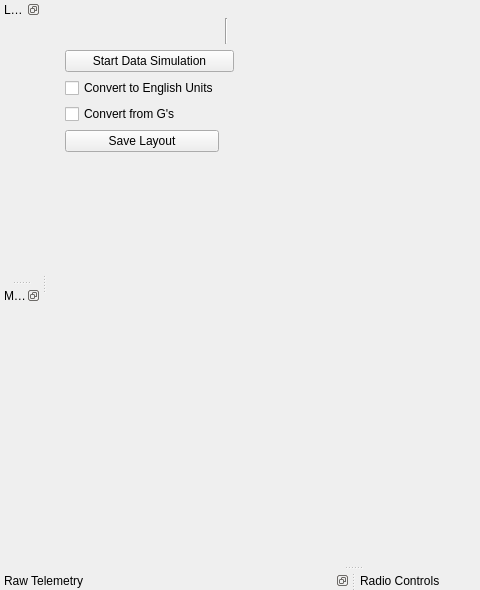
Qt form Frontend/Windows/MainWindow/mainwindow.ui (WPI-HPRC/groundstation-2025) before a commit; both pictures show x 0 to 480 and y 0 to 590 of the 705 by 590 pixel window.
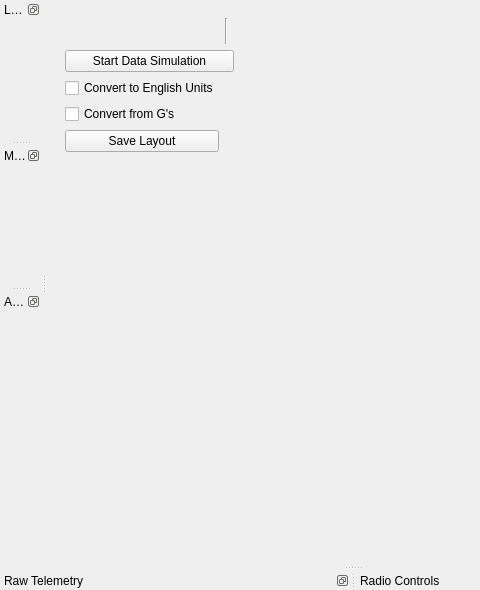
The same form after that commit. Custom widgets are drawn as their Qt base class.

The edit to the form file:
```diff
--- a/Frontend/Windows/MainWindow/mainwindow.ui
+++ b/Frontend/Windows/MainWindow/mainwindow.ui
@@ -356,6 +356,24 @@
     </layout>
    </widget>
   </widget>
+  <widget class="QDockWidget" name="dockWidget_9">
+   <property name="features">
+    <set>QDockWidget::DockWidgetFeature::DockWidgetFloatable|QDockWidget::DockWidgetFeature::DockWidgetMovable</set>
+   </property>
+   <property name="windowTitle">
+    <string>APRS</string>
+   </property>
+   <attribute name="dockWidgetArea">
+    <number>1</number>
+   </attribute>
+   <widget class="QWidget" name="dockWidgetContents_9">
+    <layout class="QGridLayout" name="gridLayout_11">
+     <item row="0" column="0">
+      <widget class="AprsWidget" name="AprsDisplay" native="true"/>
+     </item>
+    </layout>
+   </widget>
+  </widget>
  </widget>
  <customwidgets>
   <customwidget>
@@ -441,6 +459,12 @@
    <header>Frontend/Widgets/MapWidget/gpswidget.h</header>
    <container>1</container>
   </customwidget>
+  <customwidget>
+   <class>AprsWidget</class>
+   <extends>QWidget</extends>
+   <header>Frontend/Widgets/AprsWidget/aprswidget.h</header>
+   <container>1</container>
+  </customwidget>
  </customwidgets>
  <resources/>
  <connections/>
```
